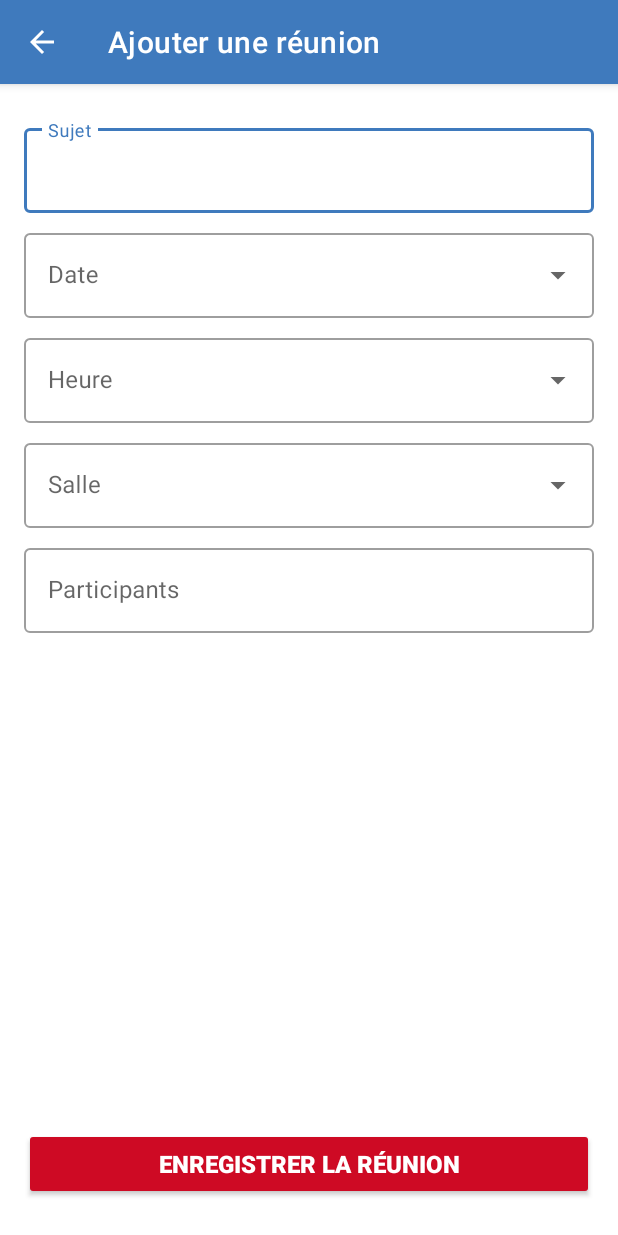
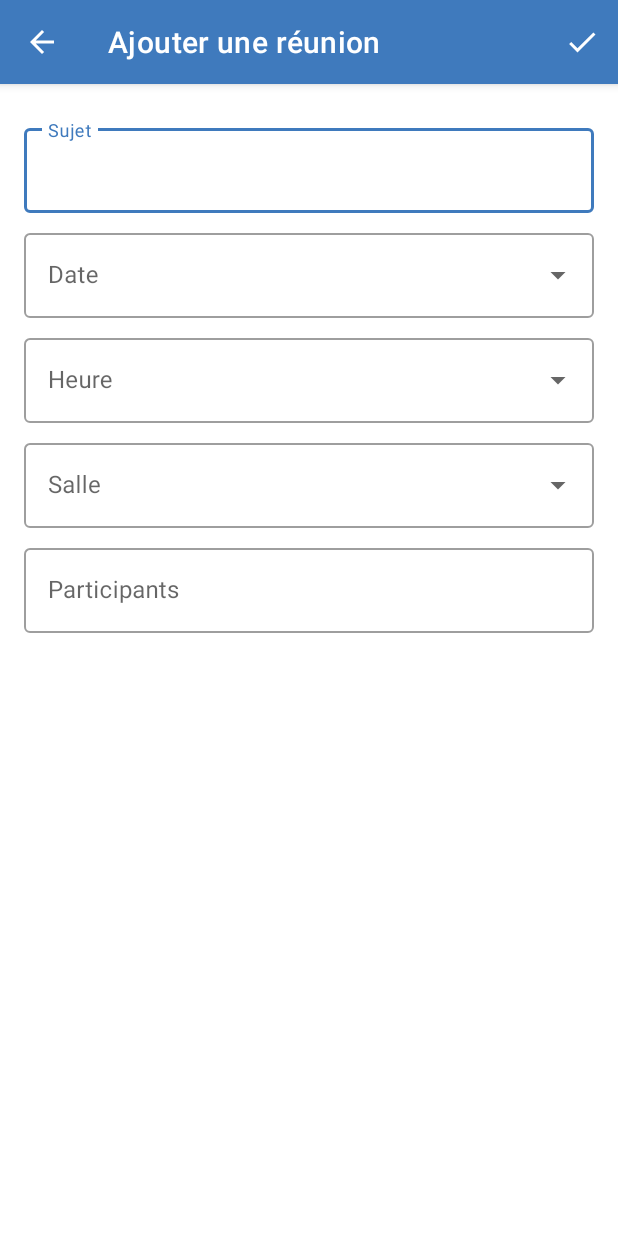
Before and after one commit to lisapeillon/mareu, an Android app: the AddMeetingActivity screen opened directly, with no data from a screen before it, on a phone screen of 412 x 824 dp. Run offline under Robolectric (Android 15) with nearby library versions, the phone set to English and light mode, and no system bars; libraries missing offline, so code that uses them is left out: com.basgeekball.awesomevalidation.

Commit message:
+- Date and hour are in good format, +- Home recycler view is ok

```diff
--- a/app/src/main/java/com/lisapeillon/mareu/AddMeetingActivity.java
+++ b/app/src/main/java/com/lisapeillon/mareu/AddMeetingActivity.java
@@ -1,7 +1,11 @@
 package com.lisapeillon.mareu;
 
+import android.content.DialogInterface;
 import android.graphics.Color;
+import android.os.Build;
 import android.os.Bundle;
+import android.view.Menu;
+import android.view.MenuItem;
 import android.view.View;
 import android.view.inputmethod.EditorInfo;
 import android.widget.AdapterView;
@@ -9,6 +13,8 @@ import android.widget.ArrayAdapter;
 import android.widget.Spinner;
 import android.widget.TextView;
 
+import androidx.annotation.NonNull;
+import androidx.annotation.RequiresApi;
 import androidx.appcompat.app.AppCompatActivity;
 import androidx.lifecycle.Observer;
 import androidx.lifecycle.ViewModelProvider;
@@ -24,6 +30,7 @@ import com.google.android.material.chip.ChipGroup;
 import com.google.android.material.datepicker.CalendarConstraints;
 import com.google.android.material.datepicker.DateValidatorPointForward;
 import com.google.android.material.datepicker.MaterialDatePicker;
+import com.google.android.material.datepicker.MaterialPickerOnPositiveButtonClickListener;
 import com.google.android.material.textfield.TextInputEditText;
 import com.google.android.material.timepicker.MaterialTimePicker;
 import com.google.android.material.timepicker.TimeFormat;
@@ -33,10 +40,13 @@ import com.lisapeillon.mareu.Model.Room;
 import com.lisapeillon.mareu.ViewModel.AddMeetingViewModel;
 import com.lisapeillon.mareu.databinding.ActivityAddMeetingBinding;
 
-import java.time.LocalDate;
+import java.text.SimpleDateFormat;
 import java.time.LocalTime;
 import java.util.ArrayList;
+import java.util.Calendar;
+import java.util.Date;
 import java.util.List;
+import java.util.TimeZone;
 
 public class AddMeetingActivity extends AppCompatActivity {
 
@@ -45,8 +55,9 @@ public class AddMeetingActivity extends AppCompatActivity {
           private ChipGroup chipGroup;
           private Room selectedRoom;
           private  LocalTime selectedHour;
-          private LocalDate selectedDate;
+          private Date selectedDate;
 
+          @RequiresApi(api = Build.VERSION_CODES.O)
           @Override
           protected void onCreate(Bundle savedInstanceState) {
                     binding = ActivityAddMeetingBinding.inflate(getLayoutInflater());
@@ -59,11 +70,26 @@ public class AddMeetingActivity extends AppCompatActivity {
                     initView();
           }
 
+          @Override
+          public boolean onCreateOptionsMenu(Menu menu) {
+                    getMenuInflater().inflate(R.menu.menu_add_meeting, menu);
+                    return true;
+          }
+
+          @Override
+          public boolean onOptionsItemSelected(@NonNull MenuItem item) {
+                    if (item.getItemId() == R.id.menu_add) {
+                              saveNewMeeting();
+                              return true;
+                    }
+                    return super.onOptionsItemSelected(item);
+          }
 
           private void configureViewModel() {
                     viewModel = new ViewModelProvider(this, ViewModelFactory.getInstance(this)).get(AddMeetingViewModel.class);
           }
 
+          @RequiresApi(api = Build.VERSION_CODES.O)
           private void initView() {
                     getSupportActionBar().setDisplayHomeAsUpEnabled(true);
                     chipGroup = binding.activityAddmeetingChipgroup;
@@ -71,12 +97,11 @@ public class AddMeetingActivity extends AppCompatActivity {
                     configureTimePicker();
                     configureRoomSpinner();
                     configureChips();
-                    binding.activityAddmeetingButtonSave.setOnClickListener(v -> saveNewMeeting());
           }
 
+          @RequiresApi(api = Build.VERSION_CODES.O)
           private void configureDatePicker(){
                     // --- DatePicker Constraints ---
-                    long today = MaterialDatePicker.todayInUtcMilliseconds();
                     CalendarConstraints.Builder constraintBuilder = new CalendarConstraints.Builder();
                     constraintBuilder.setValidator(DateValidatorPointForward.now());
 
@@ -84,7 +109,7 @@ public class AddMeetingActivity extends AppCompatActivity {
                     MaterialDatePicker.Builder builder = MaterialDatePicker.Builder.datePicker();
                     builder.setTitleText("Sélectionner une date");
                     builder.setCalendarConstraints(constraintBuilder.build());
-                    MaterialDatePicker materialDatePicker = builder.build();
+                    MaterialDatePicker<Long> materialDatePicker = builder.build();
 
                     // --- Show Date Picker ---
                     binding.activityAddmeetingEdittextDatepicker.setOnClickListener(v -> {
@@ -92,11 +117,28 @@ public class AddMeetingActivity extends AppCompatActivity {
                     });
 
                     // --- Set date in edittext ---
-                    materialDatePicker.addOnPositiveButtonClickListener(selection ->
-                              binding.activityAddmeetingEdittextDatepicker.setText(materialDatePicker.getHeaderText()));
+                    materialDatePicker.addOnPositiveButtonClickListener(new MaterialPickerOnPositiveButtonClickListener<Long>() {
+                              @Override
+                              public void onPositiveButtonClick(Long selection) {
+                                        Calendar calendar = Calendar.getInstance(TimeZone.getTimeZone("UTC"));
+                                        calendar.setTimeInMillis(selection);
+                                        SimpleDateFormat format = new SimpleDateFormat("yyyy-MM-dd");
+                                        selectedDate = new Date(selection);
+                                        String formattedDate = format.format(calendar.getTime());
+                                        binding.activityAddmeetingEdittextDatepicker.setText(formattedDate);
+                              }
+                    });
+
+                    materialDatePicker.addOnCancelListener(new DialogInterface.OnCancelListener() {
+                              @Override
+                              public void onCancel(DialogInterface dialog) {
+                                        materialDatePicker.onDestroy();
+                              }
+                    });
           }
 
 
+          @RequiresApi(api = Build.VERSION_CODES.O)
           private void configureTimePicker() {
                     // --- TimePicker Builder ---
                     MaterialTimePicker.Builder builder = new MaterialTimePicker.Builder();
@@ -109,8 +151,10 @@ public class AddMeetingActivity extends AppCompatActivity {
                     });
 
                     // --- Set time in edittext ---
-                    materialTimePicker.addOnPositiveButtonClickListener(v ->
-                              binding.activityAddmeetingEdittextTimepicker.setText(materialTimePicker.getHour() + ":" + materialTimePicker.getMinute()));
+                    materialTimePicker.addOnPositiveButtonClickListener(v -> {
+                              binding.activityAddmeetingEdittextTimepicker.setText(materialTimePicker.getHour() + ":" + materialTimePicker.getMinute());
+                              selectedHour = LocalTime.of(materialTimePicker.getHour(), materialTimePicker.getMinute());
+                    });
           }
 
           private void configureRoomSpinner() {
@@ -174,7 +218,7 @@ public class AddMeetingActivity extends AppCompatActivity {
                     boolean result = false;
 
                     // --- Sujet ---
-                    validation.addValidation(this, R.id.activity_addmeeting_edittext_subject, "^.[2,50]$", R.string.err_subject);
+                    validation.addValidation(this, R.id.activity_addmeeting_edittext_subject, "^.{2,50}", R.string.err_subject);
 
                     // --- Hour ---
                     validation.addValidation(this, R.id.activity_addmeeting_edittext_timepicker, "^[0-9]{1,2}:[0-9]{1,2}$", R.string.err_hour);
--- a/app/src/main/res/drawable/circle.xml
+++ b/app/src/main/res/drawable/circle.xml
@@ -1,6 +1,6 @@
 <?xml version="1.0" encoding="utf-8"?>
 <shape xmlns:android="http://schemas.android.com/apk/res/android">
-    <solid android:color="@color/teal_700"/>
+    <solid android:color="@color/light_blue"/>
     <corners android:radius="100000dp"/>
     <size android:width="40dp" android:height="40dp"/>
 </shape>
--- /dev/null
+++ b/app/src/main/res/drawable/ic_save.xml
@@ -0,0 +1,5 @@
+<vector android:height="24dp" android:tint="#FFFFFF"
+    android:viewportHeight="24" android:viewportWidth="24"
+    android:width="24dp" xmlns:android="http://schemas.android.com/apk/res/android">
+    <path android:fillColor="@android:color/white" android:pathData="M9,16.17L4.83,12l-1.42,1.41L9,19 21,7l-1.41,-1.41z"/>
+</vector>
--- a/app/src/main/res/layout/activity_add_meeting.xml
+++ b/app/src/main/res/layout/activity_add_meeting.xml
@@ -113,18 +113,4 @@
                     app:layout_constraintRight_toRightOf="parent"
                     app:layout_constraintTop_toBottomOf="@id/activity_addmeeting_textinputlayout_participants"/>
 
-          <androidx.appcompat.widget.AppCompatButton
-                    android:id="@+id/activity_addmeeting_button_save"
-                    android:layout_width="match_parent"
-                    android:layout_height="wrap_content"
-                    android:layout_marginVertical="@dimen/addmeeting_margin_vertical"
-                    android:backgroundTint="@color/red"
-                    android:text="@string/save"
-                    android:textColor="@color/white"
-                    android:textSize="16sp"
-                    android:textStyle="bold"
-                    app:layout_constraintBottom_toBottomOf="parent"
-                    app:layout_constraintEnd_toEndOf="parent"
-                    app:layout_constraintStart_toStartOf="parent" />
-
 </androidx.constraintlayout.widget.ConstraintLayout>
--- a/app/src/main/res/layout/recyclerview_row.xml
+++ b/app/src/main/res/layout/recyclerview_row.xml
@@ -47,7 +47,7 @@
                               app:layout_constraintTop_toTopOf="parent">
 
                               <TextView
-                                        android:id="@+id/recyclerview_row_textview_hour"
+                                        android:id="@+id/recyclerview_row_textview_datehour"
                                         android:layout_width="wrap_content"
                                         android:layout_height="wrap_content"
                                         android:text="01/01/2022 - 14h"
--- /dev/null
+++ b/app/src/main/res/menu/menu_add_meeting.xml
@@ -0,0 +1,9 @@
+<?xml version="1.0" encoding="utf-8"?>
+<menu xmlns:android="http://schemas.android.com/apk/res/android"
+                    xmlns:app="http://schemas.android.com/apk/res-auto">
+          <item
+                    android:id="@+id/menu_add"
+                    app:showAsAction="always"
+                    android:title="@string/save"
+                    android:icon="@drawable/ic_save"/>
+</menu>
```
Also changed, not shown: app/src/main/java/com/lisapeillon/mareu/MeetingsAdapter.java (+9 -8 lines), app/src/main/java/com/lisapeillon/mareu/Model/Meeting.java (+5 -5 lines), 1 other file.
